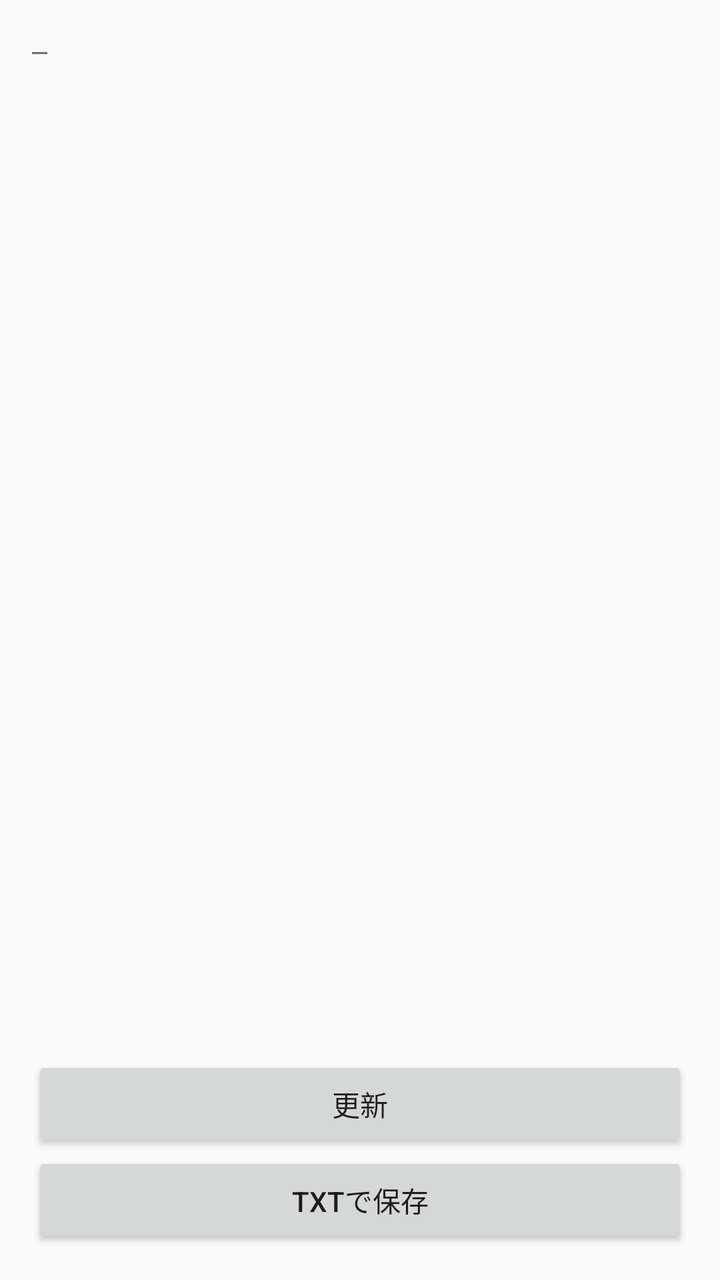
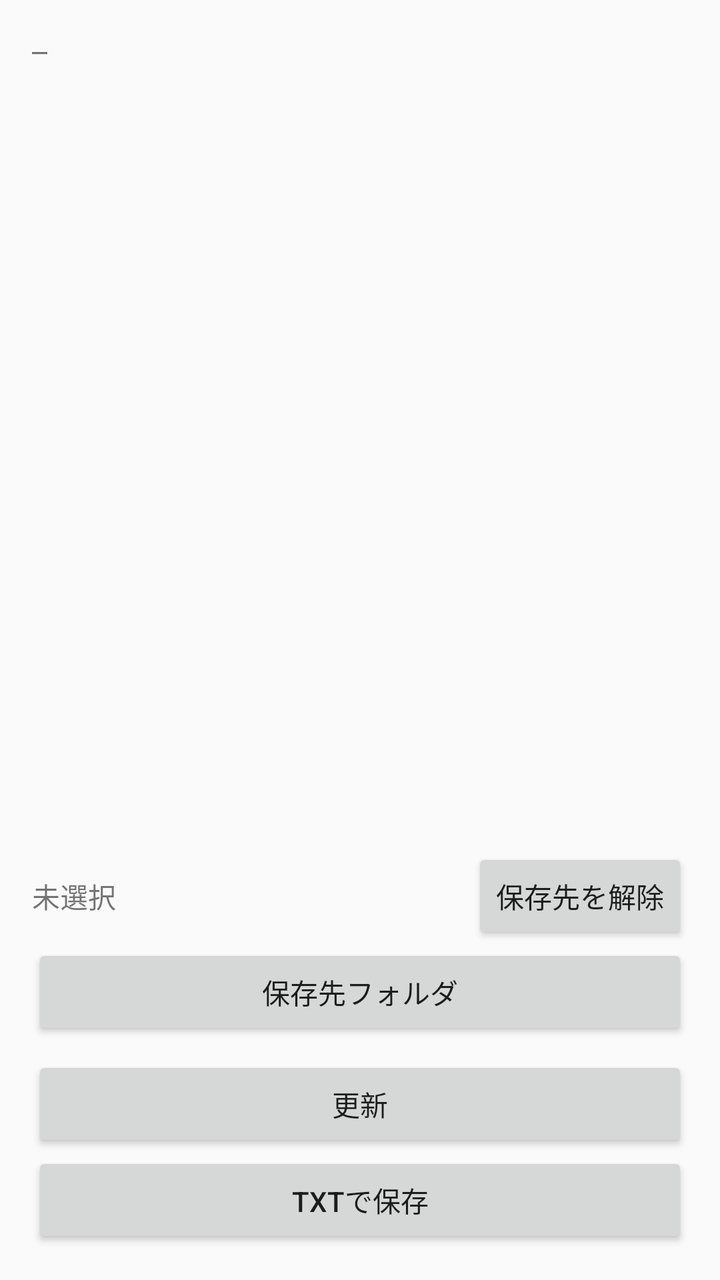

Compare the two renders of this Android layout. The source of the first and the diff that turns it into the second are given below.
<!-- AndroidManifest.xml: application theme android:Theme.Material.Light.NoActionBar -->
<!-- res/layout/activity_log.xml -->
<?xml version="1.0" encoding="utf-8"?>
<LinearLayout xmlns:android="http://schemas.android.com/apk/res/android"
    android:layout_width="match_parent"
    android:layout_height="match_parent"
    android:orientation="vertical"
    android:padding="16dp">

    <ScrollView
        android:id="@+id/log_scroll"
        android:layout_width="match_parent"
        android:layout_height="0dp"
        android:layout_weight="1">

        <TextView
            android:id="@+id/log_text"
            android:layout_width="match_parent"
            android:layout_height="wrap_content"
            android:text="—"
            android:textIsSelectable="true"
            android:typeface="monospace"
            android:textSize="13sp" />
    </ScrollView>

    <Button
        android:id="@+id/log_refresh_button"
        android:layout_width="match_parent"
        android:layout_height="wrap_content"
        android:layout_marginTop="8dp"
        android:text="@string/btn_log_refresh" />
    <Button
        android:id="@+id/log_export_button"
        android:layout_width="match_parent"
        android:layout_height="wrap_content"
        android:text="@string/btn_log_export" />

</LinearLayout>
<!-- resources referenced by this layout -->
<resources>
  <string name="btn_log_export">TXTで保存</string>
  <string name="btn_log_refresh">更新</string>
</resources>

<!-- the commit's change to res/layout/activity_log.xml (unified diff, before → after) -->
@@ -21,6 +21,33 @@
             android:textSize="13sp" />
     </ScrollView>
 
+    
+    <LinearLayout
+        android:layout_width="match_parent"
+        android:layout_height="wrap_content"
+        android:orientation="horizontal"
+        android:layout_marginTop="8dp">
+
+        <TextView
+            android:id="@+id/log_folder_text"
+            android:layout_width="0dp"
+            android:layout_height="wrap_content"
+            android:layout_weight="1"
+            android:text="@string/log_folder_unselected" />
+
+        <Button
+            android:id="@+id/log_folder_clear_button"
+            android:layout_width="wrap_content"
+            android:layout_height="wrap_content"
+            android:text="@string/btn_log_folder_clear" />
+    </LinearLayout>
+
+    <Button
+        android:id="@+id/log_folder_button"
+        android:layout_width="match_parent"
+        android:layout_height="wrap_content"
+        android:text="@string/btn_log_folder" />
+
     <Button
         android:id="@+id/log_refresh_button"
         android:layout_width="match_parent"
<!-- resource entries referenced after the edit -->
@@ -1,6 +1,9 @@
 <!-- resources referenced by this layout -->
 <resources>
   <string name="btn_log_export">TXTで保存</string>
+  <string name="btn_log_folder">保存先フォルダ</string>
+  <string name="btn_log_folder_clear">保存先を解除</string>
   <string name="btn_log_refresh">更新</string>
+  <string name="log_folder_unselected">未選択</string>
 </resources>
 
